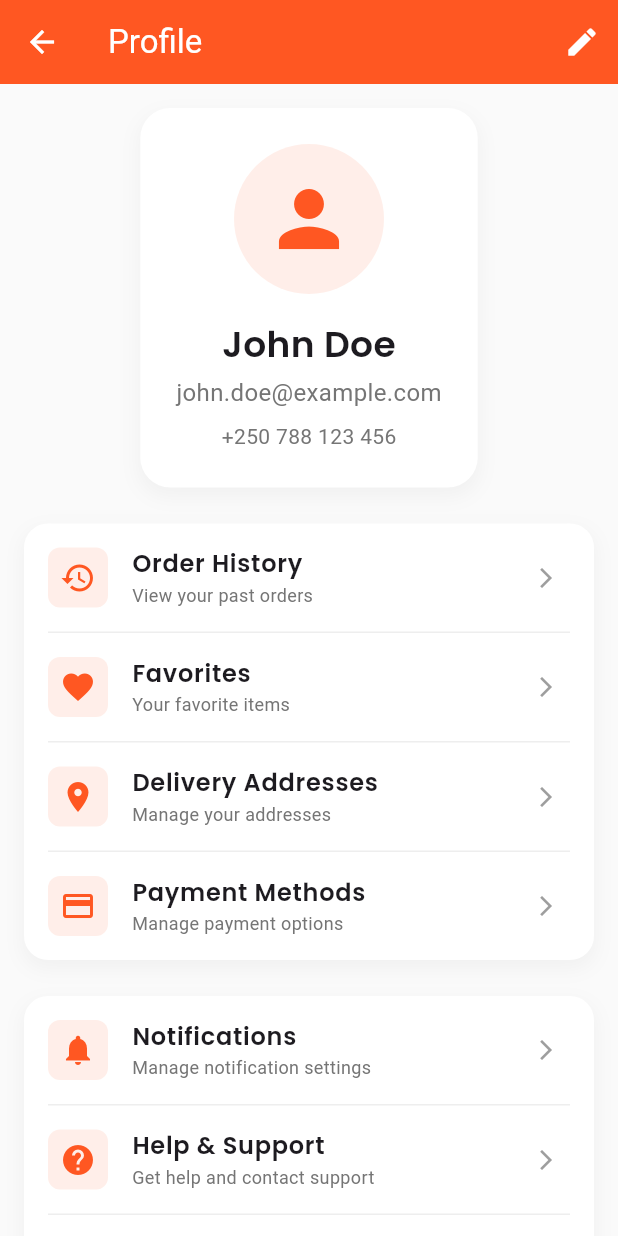
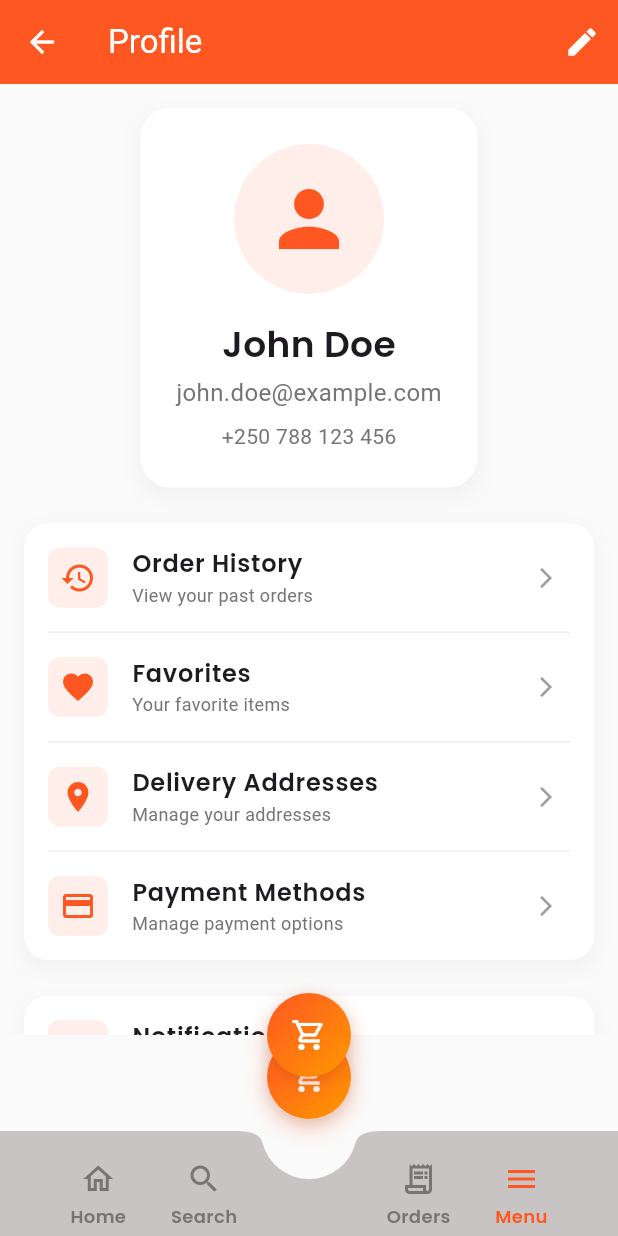
Before and after one commit to Aimecol/IKIRAHAAPP, a Flutter app: the ProfileScreen screen opened directly, on a phone screen of 412 x 824 dp. Run offline on Flutter 3.47's test engine with Material 3 defaults, Android fonts, the light colour scheme and no system bars.

Commit message:
feat(profile): add bottom navigation and cart button to profile screen
Add bottom navigation bar with profile tab selected and a floating action button that navigates to cart screen. Also includes minor code style improvements by removing redundant widget styling.

```diff
--- a/lib/pages/public/profile_screen.dart
+++ b/lib/pages/public/profile_screen.dart
@@ -1,4 +1,6 @@
 import 'package:flutter/material.dart';
+import 'package:ikirahaapp/widgets/bottom_navigation_widget.dart';
+import 'package:ikirahaapp/pages/public/cart_screen.dart';
 
 class ProfileScreen extends StatefulWidget {
   const ProfileScreen({Key? key}) : super(key: key);
@@ -60,6 +62,11 @@ class _ProfileScreenState extends State<ProfileScreen> {
           ],
         ),
       ),
+      bottomNavigationBar: const BottomNavigationWidget(
+        currentIndex: 3, // Profile/Menu tab is selected
+      ),
+      floatingActionButton: _buildFloatingActionButton(),
+      floatingActionButtonLocation: FloatingActionButtonLocation.centerDocked,
     );
   }
 
@@ -83,11 +90,7 @@ class _ProfileScreenState extends State<ProfileScreen> {
           CircleAvatar(
             radius: 50,
             backgroundColor: Colors.deepOrange.withValues(alpha: 0.1),
-            child: Icon(
-              Icons.person,
-              size: 60,
-              color: Colors.deepOrange,
-            ),
+            child: Icon(Icons.person, size: 60, color: Colors.deepOrange),
           ),
           const SizedBox(height: 16),
           Text(
@@ -256,11 +259,7 @@ class _ProfileScreenState extends State<ProfileScreen> {
           color: Colors.deepOrange.withValues(alpha: 0.1),
           borderRadius: BorderRadius.circular(8),
         ),
-        child: Icon(
-          icon,
-          color: Colors.deepOrange,
-          size: 24,
-        ),
+        child: Icon(icon, color: Colors.deepOrange, size: 24),
       ),
       title: Text(
         title,
@@ -313,10 +312,7 @@ class _ProfileScreenState extends State<ProfileScreen> {
         ),
         child: const Text(
           'Logout',
-          style: TextStyle(
-            fontSize: 16,
-            fontWeight: FontWeight.bold,
-          ),
+          style: TextStyle(fontSize: 16, fontWeight: FontWeight.bold),
         ),
       ),
     );
@@ -328,7 +324,9 @@ class _ProfileScreenState extends State<ProfileScreen> {
       builder: (BuildContext context) {
         return AlertDialog(
           title: const Text('Edit Profile'),
-          content: const Text('Profile editing functionality will be implemented here.'),
+          content: const Text(
+            'Profile editing functionality will be implemented here.',
+          ),
           actions: [
             TextButton(
               onPressed: () => Navigator.of(context).pop(),
@@ -338,7 +336,9 @@ class _ProfileScreenState extends State<ProfileScreen> {
               onPressed: () {
                 Navigator.of(context).pop();
                 ScaffoldMessenger.of(context).showSnackBar(
-                  const SnackBar(content: Text('Profile editing - Coming Soon!')),
+                  const SnackBar(
+                    content: Text('Profile editing - Coming Soon!'),
+                  ),
                 );
               },
               child: const Text('Save'),
@@ -408,4 +408,53 @@ class _ProfileScreenState extends State<ProfileScreen> {
       },
     );
   }
+
+  Widget _buildFloatingActionButton() {
+    return Container(
+      width: 56,
+      height: 56,
+      decoration: BoxDecoration(
+        shape: BoxShape.circle,
+        gradient: const LinearGradient(
+          colors: [Colors.deepOrange, Colors.orange],
+          begin: Alignment.topLeft,
+          end: Alignment.bottomRight,
+        ),
+        boxShadow: [
+          BoxShadow(
+            color: Colors.deepOrange.withValues(alpha: 0.3),
+            blurRadius: 12,
+            offset: const Offset(0, 6),
+          ),
+          BoxShadow(
+            color: Colors.black.withValues(alpha: 0.1),
+            blurRadius: 8,
+            offset: const Offset(0, 2),
+          ),
+        ],
+      ),
+      child: FloatingActionButton(
+        onPressed: () {
+          Navigator.push(
+            context,
+            MaterialPageRoute(
+              builder: (context) => CartScreen(
+                cartItems: const [],
+                onCartUpdated: (updatedCart) {
+                  // Handle cart updates if needed
+                },
+              ),
+            ),
+          );
+        },
+        backgroundColor: Colors.transparent,
+        elevation: 0,
+        child: const Icon(
+          Icons.shopping_cart_outlined,
+          color: Colors.white,
+          size: 24,
+        ),
+      ),
+    );
+  }
 }
```
